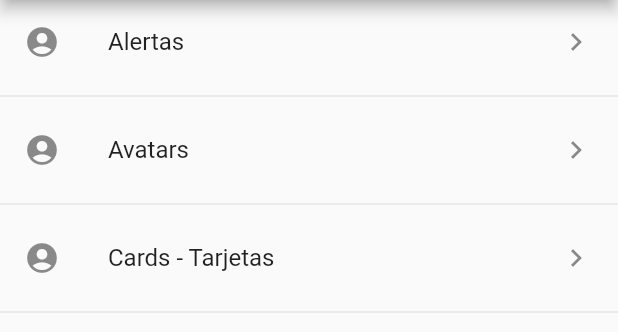
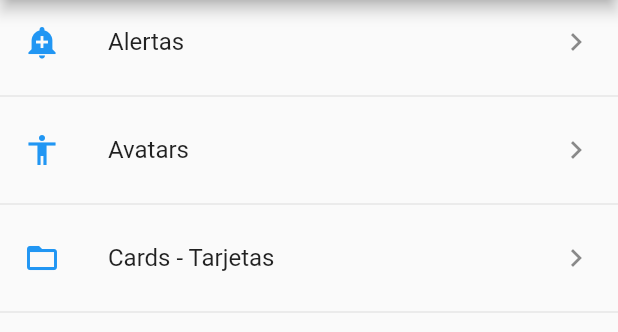
Before and after one commit to jbaguilarr/flutter-component, a Flutter app: the screen it shows after launch, on a phone screen of 412 x 824 dp, the part 84-416 px from its top. Run offline on Flutter 3.47's test engine with Material 2 defaults, Android fonts, the phone set to English and light mode, and no system bars.

Commit message:
Agregue alert-avatar-card y routes

```diff
--- a/lib/main.dart
+++ b/lib/main.dart
@@ -1,6 +1,6 @@
 import 'package:flutter/material.dart';
-import 'package:componentes/src/pages/home_page.dart';
-
+import 'package:componentes/src/routes/routes.dart';
+import 'package:componentes/src/pages/alert_page.dart';
 
 void main() => runApp(MyApp());
 
@@ -10,7 +10,14 @@ class MyApp extends StatelessWidget {
     return MaterialApp(
       title: 'Componentes App',
       debugShowCheckedModeBanner: false,
-      home: HomePage()
+      // home: HomePage()
+      initialRoute: '/',
+      routes: getApplicationRoute(),
+      onGenerateRoute: (RouteSettings settings){
+          return MaterialPageRoute(
+             builder: (BuildContext context) => AlertPage()
+          );
+      },
     );
   }
 }
--- a/lib/src/pages/home_page.dart
+++ b/lib/src/pages/home_page.dart
@@ -1,4 +1,6 @@
+import 'package:componentes/src/pages/alert_page.dart';
 import 'package:componentes/src/providers/menu_provider.dart';
+import 'package:componentes/src/utils/icono_string_util.dart';
 import 'package:flutter/material.dart';
 
 class HomePage extends StatelessWidget {
@@ -19,25 +21,31 @@ class HomePage extends StatelessWidget {
               initialData: [],
               builder: (BuildContext context,AsyncSnapshot<List<dynamic>> snapshot){
                   return ListView(
-                    children: _listaItems(snapshot.data)
+                    children: _listaItems(snapshot.data,context)
                   );
               },
           );
 
-          // return ListView(
-          //   children: _listaItems(),
-          //             );
       }
 
-      List<Widget> _listaItems(List<dynamic> data) {
+      List<Widget> _listaItems(List<dynamic> data,BuildContext context) {
 
           final List<Widget> opciones = [];
 
           data.forEach((opt){
              final widgetTemp = ListTile(
                title: Text(opt['texto']),
-               leading: Icon(Icons.account_circle),
+               leading: getIcon(opt['icon']),
                trailing: Icon(Icons.keyboard_arrow_right),
+               onTap: (){
+                  Navigator.pushNamed(context, opt['ruta']);
+                  // final route = MaterialPageRoute(
+                  //   builder: (context){
+                  //       return AlertPage();
+                  //   }
+                  // );
+                  // Navigator.push(context, route);
+               },
              );
 
              opciones..add(widgetTemp)
--- /dev/null
+++ b/lib/src/routes/routes.dart
@@ -0,0 +1,17 @@
+import 'package:componentes/src/pages/alert_page.dart';
+import 'package:componentes/src/pages/avatar_page.dart';
+import 'package:componentes/src/pages/card_page.dart';
+import 'package:componentes/src/pages/home_page.dart';
+import 'package:flutter/material.dart';
+
+
+Map<String,WidgetBuilder> getApplicationRoute(){
+
+return <String,WidgetBuilder>{
+        '/' : (BuildContext context) => HomePage(),
+        'alert' : (BuildContext context) => AlertPage(),
+        'avatar' : (BuildContext context) => AvatarPage(),
+        'card' : (BuildContext context) => CardPage(),
+      };
+
+}
--- /dev/null
+++ b/lib/src/utils/icono_string_util.dart
@@ -0,0 +1,12 @@
+import 'package:flutter/material.dart';
+
+final _icons = <String,IconData>{
+  'add_alert'     :  Icons.add_alert,
+  'accessibility' :  Icons.accessibility,
+  'folder_open'   :  Icons.folder_open
+};
+
+Icon getIcon( String nombreIcono){
+
+  return Icon(_icons[nombreIcono],color: Colors.blue);
+}
--- a/pubspec.yaml
+++ b/pubspec.yaml
@@ -43,7 +43,7 @@ flutter:
   # To add assets to your application, add an assets section, like this:
   assets:
    - data/menu_opts.json
-  #  - images/a_dot_ham.jpeg
+   - assets/
 
   # An image asset can refer to one or more resolution-specific "variants", see
   # https://flutter.io/assets-and-images/#resolution-aware.
```
Also changed, not shown: lib/src/pages/alert_page.dart (added, +18 -0 lines), lib/src/pages/avatar_page.dart (added, +12 -0 lines), lib/src/pages/card_page.dart (added, +93 -0 lines), assets/jar-loading.gif (added).
